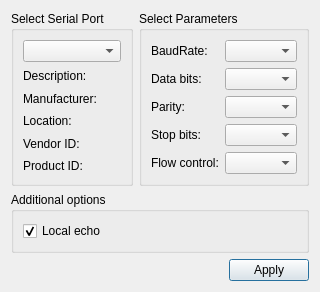
The window that examples/serialport/terminal/settingsdialog.ui (qt/qtserialport) describes before a commit, drawn with Qt 5.
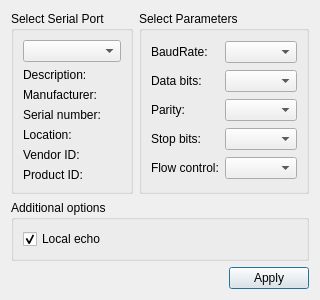
The same window after the commit.

Commit message:
Add API for querying the serial number
Thanks go to Massimo Callegari for the initial patch and the request to remind
us again. Thanks also go to Denis and Sergey for working on the windows serial
number parser.

Task-number: QTBUG-31981

```diff
--- a/examples/serialport/terminal/settingsdialog.ui
+++ b/examples/serialport/terminal/settingsdialog.ui
@@ -97,20 +97,27 @@
        </widget>
       </item>
       <item row="3" column="0">
+       <widget class="QLabel" name="serialNumberLabel">
+        <property name="text">
+         <string>Serial number:</string>
+        </property>
+       </widget>
+      </item>
+      <item row="4" column="0">
        <widget class="QLabel" name="locationLabel">
         <property name="text">
          <string>Location:</string>
         </property>
        </widget>
       </item>
-      <item row="4" column="0">
+      <item row="5" column="0">
        <widget class="QLabel" name="vidLabel">
         <property name="text">
          <string>Vendor ID:</string>
         </property>
        </widget>
       </item>
-      <item row="5" column="0">
+      <item row="6" column="0">
        <widget class="QLabel" name="pidLabel">
         <property name="text">
          <string>Product ID:</string>
```
The commit also changes 10 other files.
